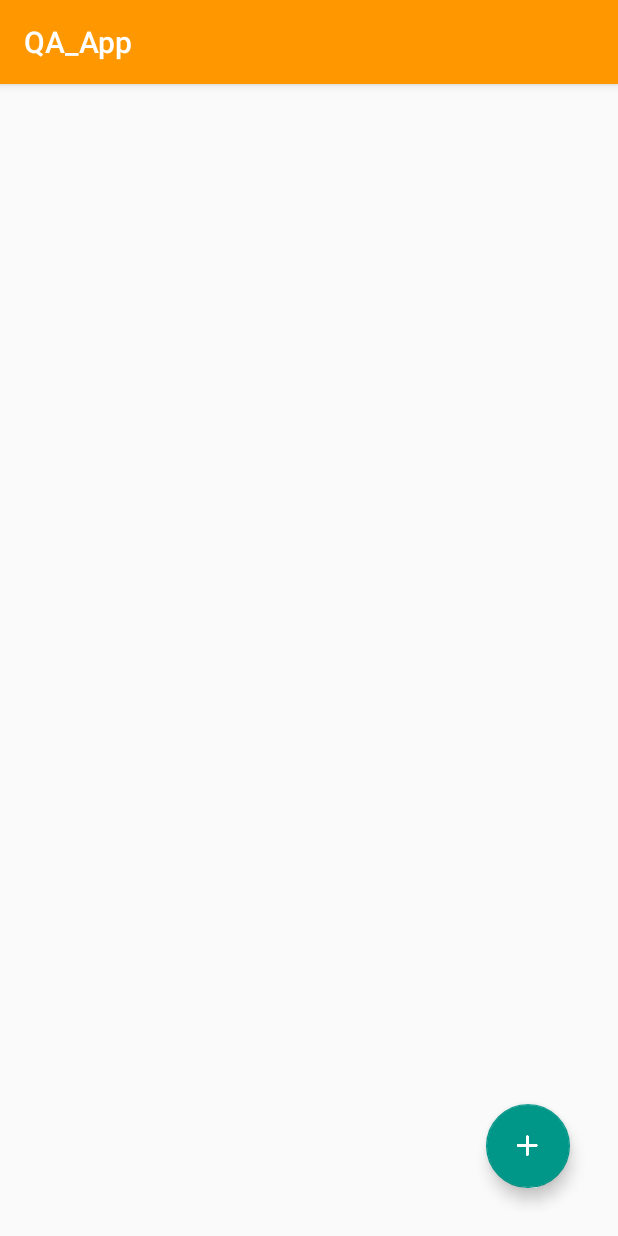
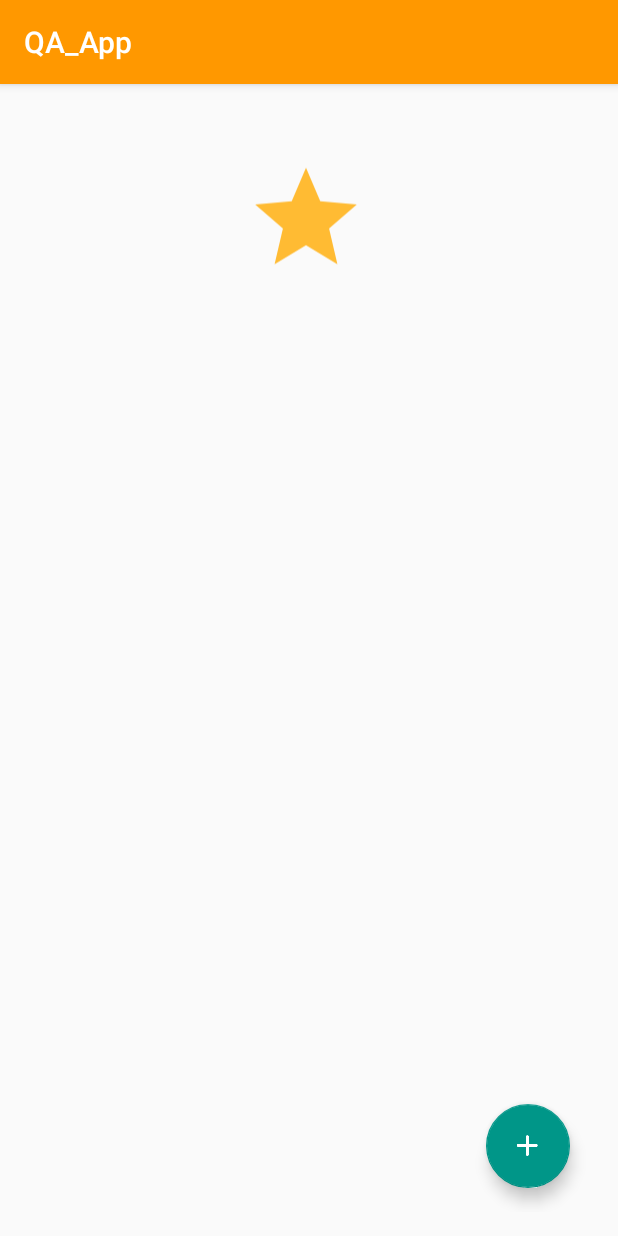
Before and after one commit to ke-to20/QA_App3, an Android app: the QuestionDetailActivity screen opened directly, with no data from a screen before it, on a phone screen of 412 x 824 dp. Run offline under Robolectric (Android 15) with nearby library versions, the phone set to English and light mode, and no system bars; our stand-ins replace Firebase (no records; nobody signed in at launch, a user with empty details on screens opened directly); libraries missing offline, so code that uses them is left out: jp.techacademy.keito; 7 statements that could not run were skipped.

Commit message:
Lesson 8　課題 お気に入り　☆　表示・非表示できる

```diff
--- a/app/src/main/java/jp/techacademy/keito/nagata/qa_app/QuestionDetailActivity.kt
+++ b/app/src/main/java/jp/techacademy/keito/nagata/qa_app/QuestionDetailActivity.kt
@@ -90,7 +90,8 @@ class QuestionDetailActivity : AppCompatActivity() {
         }
 
         val dataBaseReference = FirebaseDatabase.getInstance().reference
-        mAnswerRef = dataBaseReference.child(ContentsPATH).child(mQuestion.genre.toString()).child(mQuestion.questionUid).child(AnswersPATH)
+        mAnswerRef = dataBaseReference.child(ContentsPATH).child(mQuestion.genre.toString())
+            .child(mQuestion.questionUid).child(AnswersPATH)
         mAnswerRef.addChildEventListener(mEventListener)
     }
 
@@ -98,9 +99,10 @@ class QuestionDetailActivity : AppCompatActivity() {
         super.onResume()
 
         val user = FirebaseAuth.getInstance().currentUser
-        Log.d("QA_App", "QuestionDetailActivity onResume user = " + user.toString())
+       Log.d("QA_App", "QuestionDetailActivity onResume user = " + user.toString())
 
-        val imageView = findViewById<ImageView>(R.id.imageView)
+        val imageView = findViewById<ImageView>(R.id.favoriteImageView)
+        Log.d("QA_App", "QuestionDetailActivity imageView = " + imageView.toString())
 
         if (user == null) {
 //            ログインされていない場合はお気に入りを非表示に
@@ -110,7 +112,7 @@ class QuestionDetailActivity : AppCompatActivity() {
 
             imageView.visibility = View.INVISIBLE
 
-        }else{
+        } else {
 
             imageView.visibility = View.VISIBLE
         }
--- a/app/src/main/res/layout/activity_question_detail.xml
+++ b/app/src/main/res/layout/activity_question_detail.xml
@@ -3,11 +3,23 @@
     xmlns:tools="http://schemas.android.com/tools"
     android:layout_width="match_parent"
     android:layout_height="match_parent"
+    xmlns:app="http://schemas.android.com/apk/res-auto"
     android:paddingBottom="16dp"
     android:paddingLeft="16dp"
     android:paddingRight="16dp"
     android:paddingTop="16dp"
     tools:context=".QuestionDetailActivity">
+
+    <ImageView
+        android:id="@+id/favoriteImageView"
+        android:layout_width="81dp"
+        android:layout_height="83dp"
+        android:layout_alignParentStart="true"
+        android:layout_alignParentTop="true"
+        android:layout_marginStart="147dp"
+        android:layout_marginTop="32dp"
+        android:src="@drawable/ic_star"
+        app:tint="@android:color/holo_orange_light" />
 
     <ListView
         android:layout_width="match_parent"
```
Also changed, not shown: app/src/main/java/jp/techacademy/keito/nagata/qa_app/MainActivity.kt (+7 -0 lines), app/src/main/res/layout/list_question_detail.xml (+1 -10 lines).
